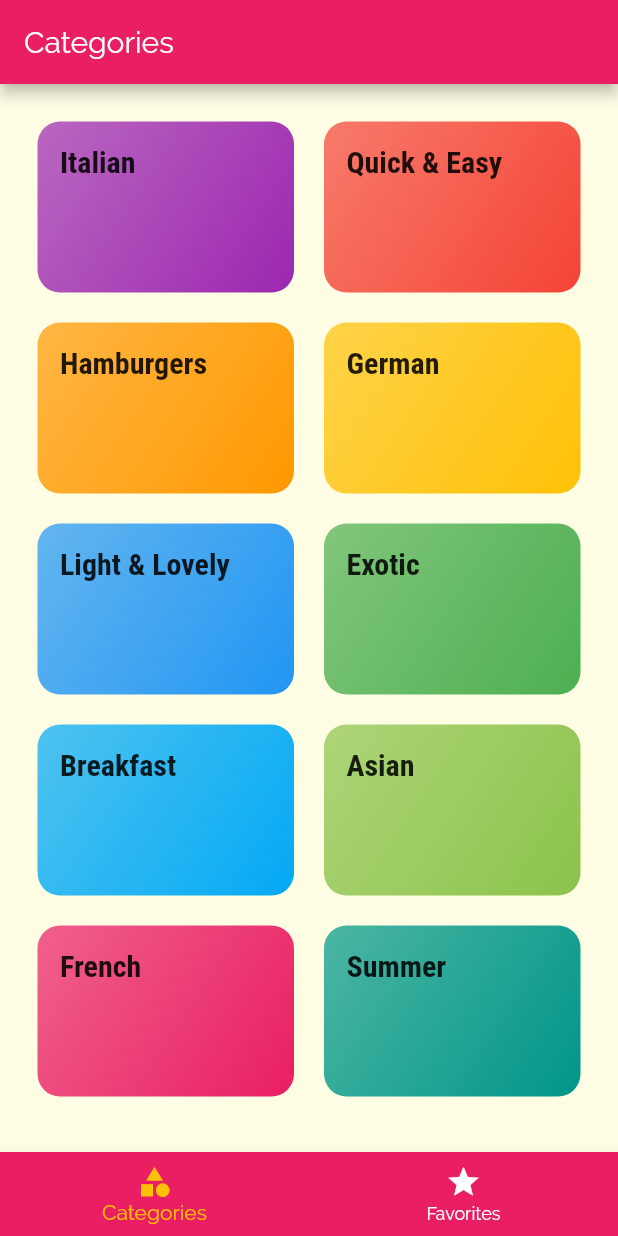
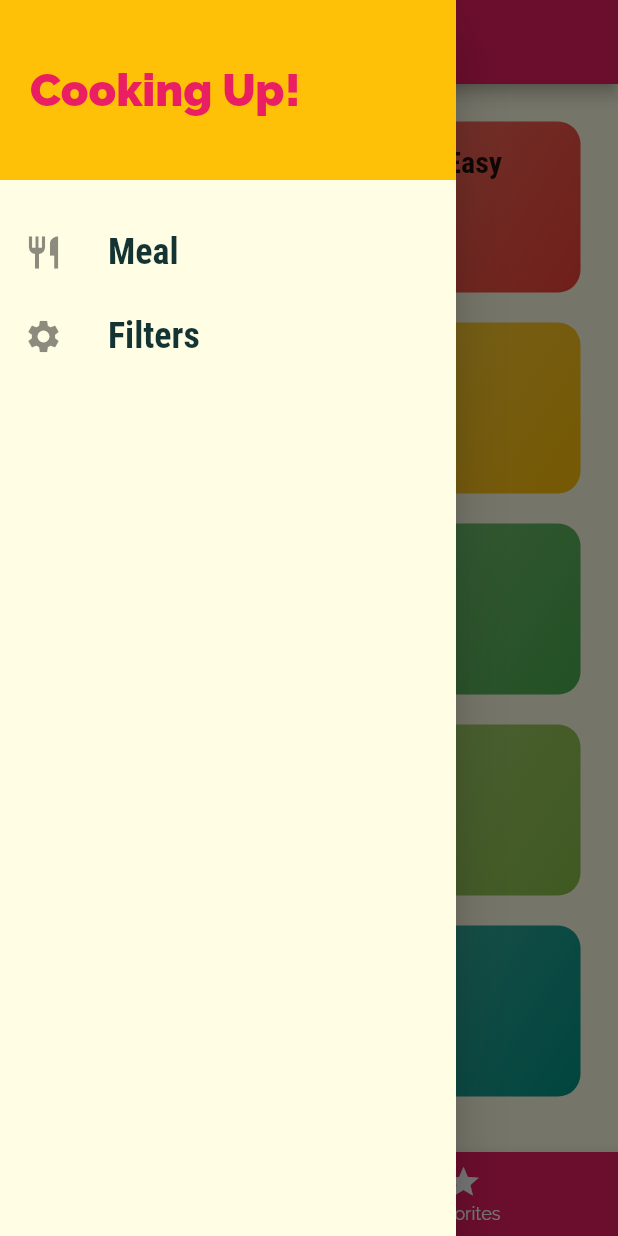
Before and after one commit to ituxka/meals, a Flutter app: the screen it shows after launch, with the side drawer open (before the commit the screen has no drawer), on a phone screen of 412 x 824 dp. Run offline on Flutter 3.47's test engine with Material 2 defaults, Android fonts, the phone set to English and light mode, and no system bars.

Commit message:
feat: add drawer navigation

```diff
--- a/lib/main.dart
+++ b/lib/main.dart
@@ -1,5 +1,6 @@
 import 'package:flutter/material.dart';
 import 'package:meals/screens/category_meals_screen.dart';
+import 'package:meals/screens/filters_screen.dart';
 import 'package:meals/screens/meal_detail_screen.dart';
 import 'package:meals/screens/tabs_screen.dart';
 import 'package:meals/style.dart';
@@ -30,6 +31,7 @@ class App extends StatelessWidget {
         '/': (_) => TabsScreen(),
         CategoryMealsScreen.routeName: (_) => CategoryMealsScreen(),
         MealDetailScreen.routeName: (_) => MealDetailScreen(),
+        FiltersScreen.routeName: (_) => FiltersScreen(),
       },
     );
   }
--- /dev/null
+++ b/lib/screens/filters_screen.dart
@@ -0,0 +1,18 @@
+import 'package:flutter/material.dart';
+import 'package:meals/widgets/main_drawer.dart';
+
+class FiltersScreen extends StatelessWidget {
+  static const routeName = '/filters';
+  static String title = 'Filters';
+
+  @override
+  Widget build(BuildContext context) {
+    return Scaffold(
+      appBar: AppBar(
+        title: Text(title),
+      ),
+      drawer: MainDrawer(),
+      body: Text('FiltersScreen StatelessWidget'),
+    );
+  }
+}
--- a/lib/screens/tabs_screen.dart
+++ b/lib/screens/tabs_screen.dart
@@ -1,6 +1,7 @@
 import 'package:flutter/material.dart';
 import 'package:meals/screens/categories_screen.dart';
 import 'package:meals/screens/favorites_screen.dart';
+import 'package:meals/widgets/main_drawer.dart';
 
 class _TabPage {
   final String title;
@@ -34,6 +35,7 @@ class _TabsScreenState extends State<TabsScreen> {
       appBar: AppBar(
         title: Text(_tabPages[_selectedPageIndex].title),
       ),
+      drawer: MainDrawer(),
       body: _tabPages[_selectedPageIndex].page,
       bottomNavigationBar: BottomNavigationBar(
         backgroundColor: Theme.of(context).primaryColor,
--- /dev/null
+++ b/lib/widgets/main_drawer.dart
@@ -0,0 +1,66 @@
+import 'package:flutter/material.dart';
+import 'package:meals/screens/filters_screen.dart';
+
+class MainDrawer extends StatelessWidget {
+  @override
+  Widget build(BuildContext context) {
+    return Drawer(
+      child: Column(
+        children: <Widget>[
+          _drawerTitle(context),
+          SizedBox(height: 20),
+          _drawerLink(
+            icon: Icons.restaurant,
+            text: 'Meal',
+            onTap: () => Navigator.of(context).pushReplacementNamed('/'),
+          ),
+          _drawerLink(
+            icon: Icons.settings,
+            text: 'Filters',
+            onTap: () => Navigator.of(context).pushReplacementNamed(FiltersScreen.routeName),
+          ),
+        ],
+      ),
+    );
+  }
+}
+
+Widget _drawerTitle(BuildContext context) {
+  return Container(
+    height: 120,
+    width: double.infinity,
+    padding: EdgeInsets.all(20),
+    alignment: Alignment.centerLeft,
+    color: Theme.of(context).accentColor,
+    child: Text(
+      'Cooking Up!',
+      style: TextStyle(
+        fontWeight: FontWeight.w900,
+        fontSize: 30,
+        color: Theme.of(context).primaryColor,
+      ),
+    ),
+  );
+}
+
+ListTile _drawerLink({
+  @required IconData icon,
+  @required String text,
+  @required Function onTap,
+}) {
+  return ListTile(
+    onTap: onTap,
+    leading: Icon(
+      icon,
+      size: 26,
+    ),
+    title: Text(
+      text,
+      style: TextStyle(
+        fontFamily: 'RobotoCondensed',
+        fontSize: 24,
+        fontWeight: FontWeight.bold,
+      ),
+    ),
+  );
+}
```
